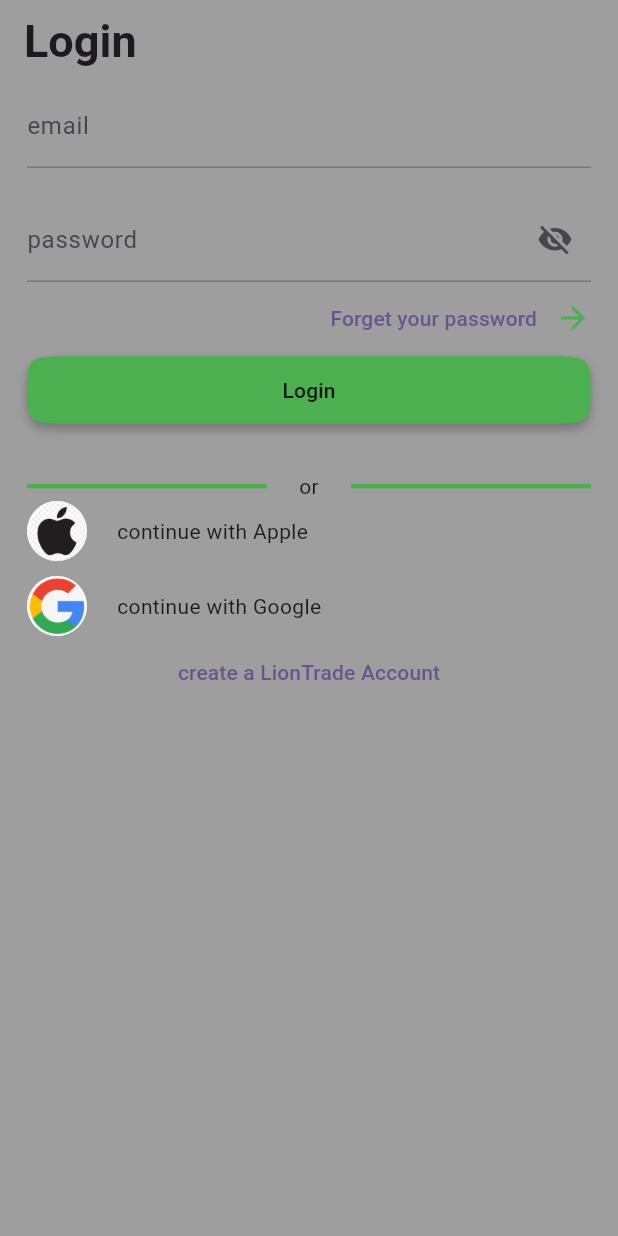
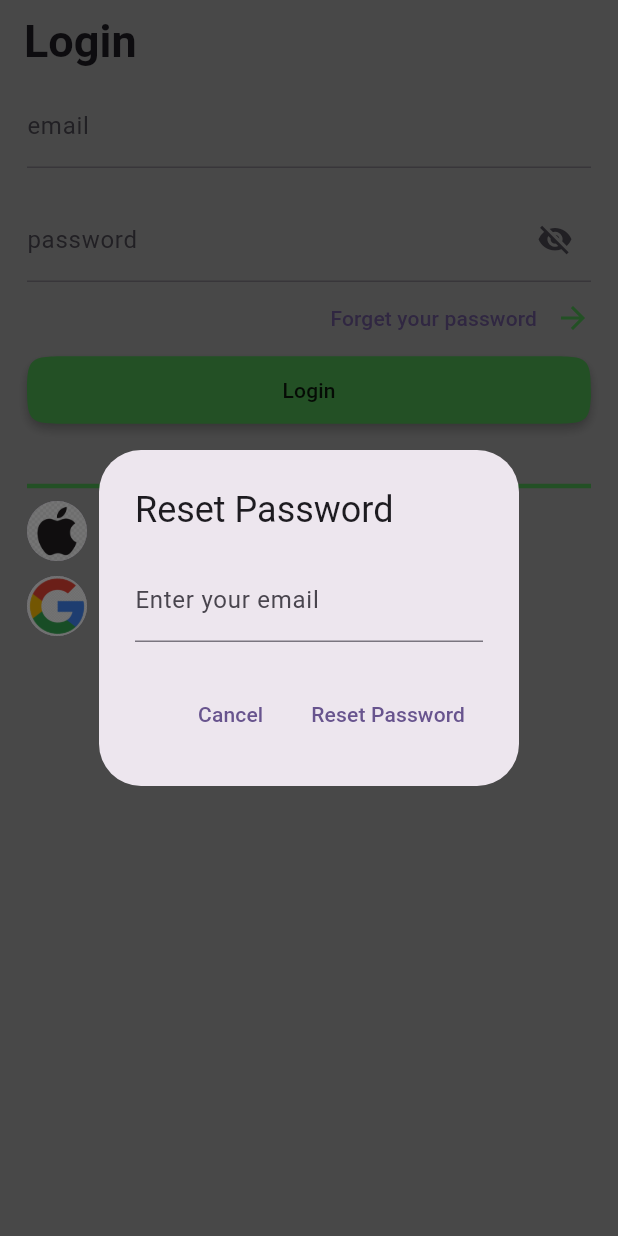
Before and after one commit to ezraino01/Coin-App, a Flutter app: the screen it shows after launch, after a tap on "Forget your password", on a phone screen of 412 x 824 dp. Run offline on Flutter 3.47's test engine with Material 3 defaults, Android fonts, the light colour scheme and no system bars; our stand-ins replace cloud_firestore, firebase_auth, firebase_core, firebase_storage, google_sign_in, image_picker and 1 more; accounts and stored records are empty.

Commit message:
Project Inprogress

```diff
--- a/lib/Controller/UserController.dart
+++ b/lib/Controller/UserController.dart
@@ -1,15 +1,12 @@
-
-
 import 'package:cloud_firestore/cloud_firestore.dart';
 import 'package:cryptomania/UserModel.dart';
 import 'package:firebase_auth/firebase_auth.dart';
-import 'package:firebase_core/firebase_core.dart';
 
 class UserController {
   final auth = FirebaseAuth.instance;
   late UserCredential? userCredential;
   final accountCollection = FirebaseFirestore.instance.collection("users");
-  late User? user; // Initialize it with null
+  late User? user;
 
   Future<List> signUp({required String email, required String password}) async {
     try {
@@ -18,18 +15,20 @@ class UserController {
       user = cred.user;
       user?.sendEmailVerification();
       return [true, 'Verification email sent'];
-    } on FirebaseException catch (e) {
-      print('..................$e');
-      if (e.code == 'weak password') {
-        return [false, 'the password you provided is weak'];
-      } else if (e.code == 'email already in use') {
-        print('...........................$e');
-        return [false, 'an account with same email already exist'];
+    } on FirebaseAuthException catch (e) {
+      print('Error code: ${e.code}');
+      print('Error message: ${e.message}');
+      if (e.code == 'weak-password') {
+        return [false, 'The password you provided is weak'];
+      } else if (e.code == 'email-already-in-use') {
+        return [false, 'An account with the same email already exists'];
+      } else {
+        return [false, 'Error: ${e.message}'];
       }
     } catch (e) {
+      print('Unexpected error: $e');
       return [false, e.toString()];
     }
-    return [true, 'signUp successful, verify your email'];
   }
 
   Future<void> registeration({required Users user}) async {
@@ -43,21 +42,20 @@ class UserController {
     }
   }
 
-  Future<bool>isEmailVerified()async{
+  Future<bool> isEmailVerified() async {
     await user!.reload();
-    user=auth.currentUser;
+    user = auth.currentUser;
     return user!.emailVerified;
   }
 
-  Future<Users> getUser({required String uid})async{
-    try{
-      final myUser= await accountCollection.doc(uid).get();
+  Future<Users> getUser({required String uid}) async {
+    try {
+      final myUser = await accountCollection.doc(uid).get();
       return Users.fromMap(myUser.data()!);
-    }catch(e){
+    } catch (e) {
       rethrow;
     }
   }
-
 
   Future<List> login({required String email, required String password}) async {
     try {
@@ -85,30 +83,42 @@ class UserController {
     }
   }
 
-
-  Future <List<Users>>getAllUsers() async {
+  Future<List<Users>> getAllUsers() async {
     List<Users> userList = [];
     try {
       final data = await accountCollection.get();
-      for(QueryDocumentSnapshot<Map<String, dynamic>> document in data.docs){
+      for (QueryDocumentSnapshot<Map<String, dynamic>> document in data.docs) {
         Users user = Users.fromMap(document.data());
         userList.add(user);
         print('All users: ${userList.first.amount}');
       }
       // Do something with the userList
-
     } catch (e) {
       print('Error getting users: $e');
     }
     return userList;
   }
 
-  Future<void>logOut()async{
-    try{
+  Future<void> logOut() async {
+    try {
       await FirebaseAuth.instance.signOut();
+    } catch (error) {
+      print('error logging out: $error');
+    }
+  }
 
-    }catch(error){
-      print('error logging out: $error');
+  Future<List> resetPassword({required String email}) async {
+    try {
+      await auth.sendPasswordResetEmail(email: email);
+      return [true, 'Password reset email sent'];
+    } on FirebaseException catch (e) {
+      if (e.code == 'user-not-found') {
+        return [false, 'user not found'];
+      } else {
+        return [false, e.message];
+      }
+    } catch (e) {
+      return [false, e.toString()];
     }
   }
 
@@ -200,7 +210,8 @@ class UserController {
         final userData = await transaction.get(userDoc);
 
         double userBalance = double.parse(userData['balance'].toString());
-  Map<String, dynamic> userHoldings = Map<String, dynamic>.from(userData['holdings'] ?? {});
+        Map<String, dynamic> userHoldings =
+            Map<String, dynamic>.from(userData['holdings'] ?? {});
 
         print('User Balance: $userBalance');
         if (userBalance >= amount) {
@@ -232,5 +243,4 @@ class UserController {
       return [false, 'Transaction failure or user not found'];
     }
   }
-
 }
--- a/lib/Login.dart
+++ b/lib/Login.dart
@@ -1,5 +1,3 @@
-
-
 // import 'package:cryptomania/Controller/UserController.dart';
 // import 'package:cryptomania/CustomText.dart';
 // import 'package:cryptomania/InterFace.dart';
@@ -260,7 +258,6 @@
 //   }
 // }
 
-
 import 'package:cryptomania/Controller/UserController.dart';
 import 'package:cryptomania/CustomText.dart';
 import 'package:cryptomania/InterFace.dart';
@@ -270,6 +267,8 @@ import 'package:firebase_auth/firebase_auth.dart';
 import 'package:flutter/material.dart';
 import 'package:google_sign_in/google_sign_in.dart';
 import 'package:sign_in_with_apple/sign_in_with_apple.dart';
+
+import 'ResetPassword.dart';
 
 class Login extends StatefulWidget {
   final Users? users;
@@ -419,11 +418,15 @@ class _LoginState extends State<Login> {
                   mainAxisAlignment: MainAxisAlignment.end,
                   children: [
                     TextButton(
-                        onPressed: () {}, child: Text('Forget your password')),
+                        onPressed: () {
+                          showDialog(
+                              context: context,
+                              builder: (context) => ForgotPasswordDialog());
+                        },
+                        child: Text('Forget your password')),
                     Icon(Icons.arrow_forward, color: Colors.green),
                   ],
                 ),
-
                 MaterialButton(
                   height: 45,
                   minWidth: double.infinity,
@@ -458,7 +461,8 @@ class _LoginState extends State<Login> {
                               Navigator.push(
                                 context,
                                 MaterialPageRoute(
-                                  builder: (context) => InterFace(users: myUser),
+                                  builder: (context) =>
+                                      InterFace(users: myUser),
                                 ),
                               );
                             },
@@ -480,7 +484,6 @@ class _LoginState extends State<Login> {
                     }
                   },
                 ),
-
                 SizedBox(height: 30),
                 Row(
                   mainAxisAlignment: MainAxisAlignment.spaceBetween,
--- /dev/null
+++ b/lib/ResetPassword.dart
@@ -0,0 +1,54 @@
+import 'package:flutter/material.dart';
+import 'package:firebase_auth/firebase_auth.dart';
+
+class ForgotPasswordDialog extends StatefulWidget {
+  const ForgotPasswordDialog({super.key});
+
+  @override
+  _ForgotPasswordDialogState createState() => _ForgotPasswordDialogState();
+}
+
+class _ForgotPasswordDialogState extends State<ForgotPasswordDialog> {
+  final TextEditingController emailController = TextEditingController();
+  final FirebaseAuth _auth = FirebaseAuth.instance;
+
+  Future<void> _resetPassword() async {
+    try {
+      await _auth.sendPasswordResetEmail(email: emailController.text.trim());
+      ScaffoldMessenger.of(context).showSnackBar(const SnackBar(
+        content: Text('Password reset email sent'),
+      ));
+      Navigator.of(context).pop();
+    } catch (e) {
+      ScaffoldMessenger.of(context).showSnackBar(SnackBar(
+        content: Text('Error: $e'),
+      ));
+    }
+  }
+
+  @override
+  Widget build(BuildContext context) {
+    return AlertDialog(
+      title: Text('Reset Password'),
+      content: TextField(
+        controller: emailController,
+        keyboardType: TextInputType.emailAddress,
+        decoration: InputDecoration(
+          labelText: 'Enter your email',
+        ),
+      ),
+      actions: [
+        TextButton(
+          onPressed: () {
+            Navigator.of(context).pop();
+          },
+          child: Text('Cancel'),
+        ),
+        TextButton(
+          onPressed: _resetPassword,
+          child: Text('Reset Password'),
+        ),
+      ],
+    );
+  }
+}
--- a/lib/myApp.dart
+++ b/lib/myApp.dart
@@ -3,6 +3,7 @@ import 'package:cryptomania/Controller/CoinController.dart';
 import 'package:cryptomania/Controller/Texting%20Api.dart';
 import 'package:cryptomania/Deposit.dart';
 import 'package:cryptomania/Login.dart';
+import 'package:cryptomania/ResetPassword.dart';
 import 'package:cryptomania/SignUp.dart';
 import 'package:cryptomania/Withdrawal.dart';
 import 'package:cryptomania/tab_view/Portfolio_view.dart';
```
Also changed, not shown: lib/SignUp.dart (+10 -7 lines). Lines whose indentation alone changed are shown as unchanged.
